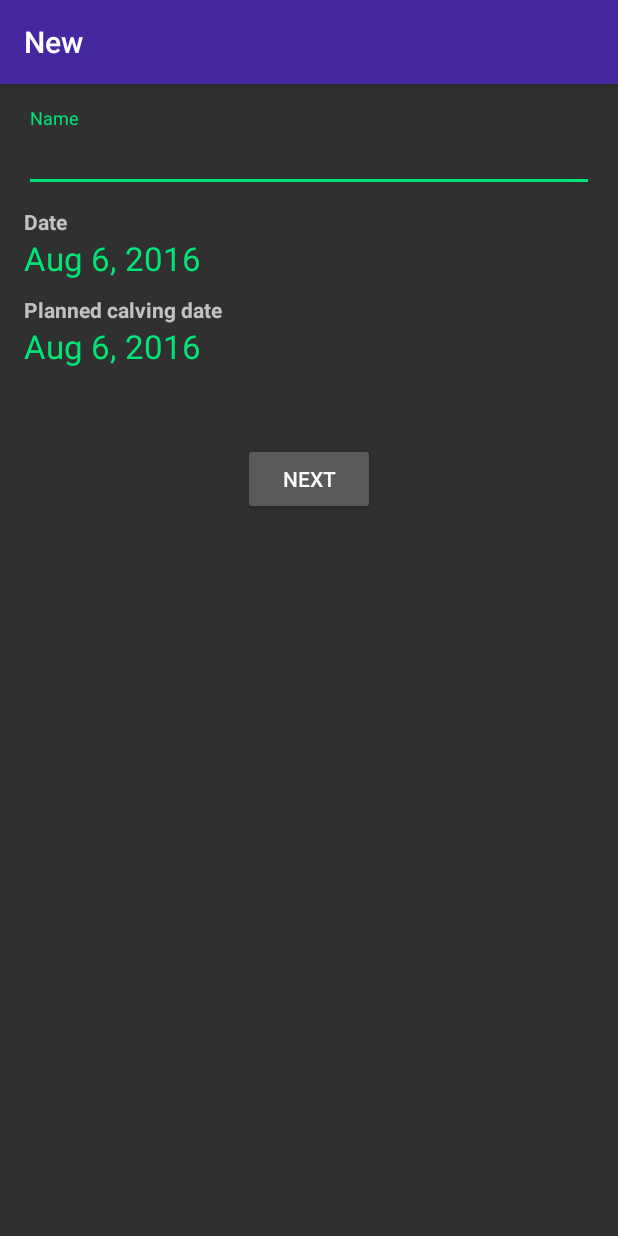
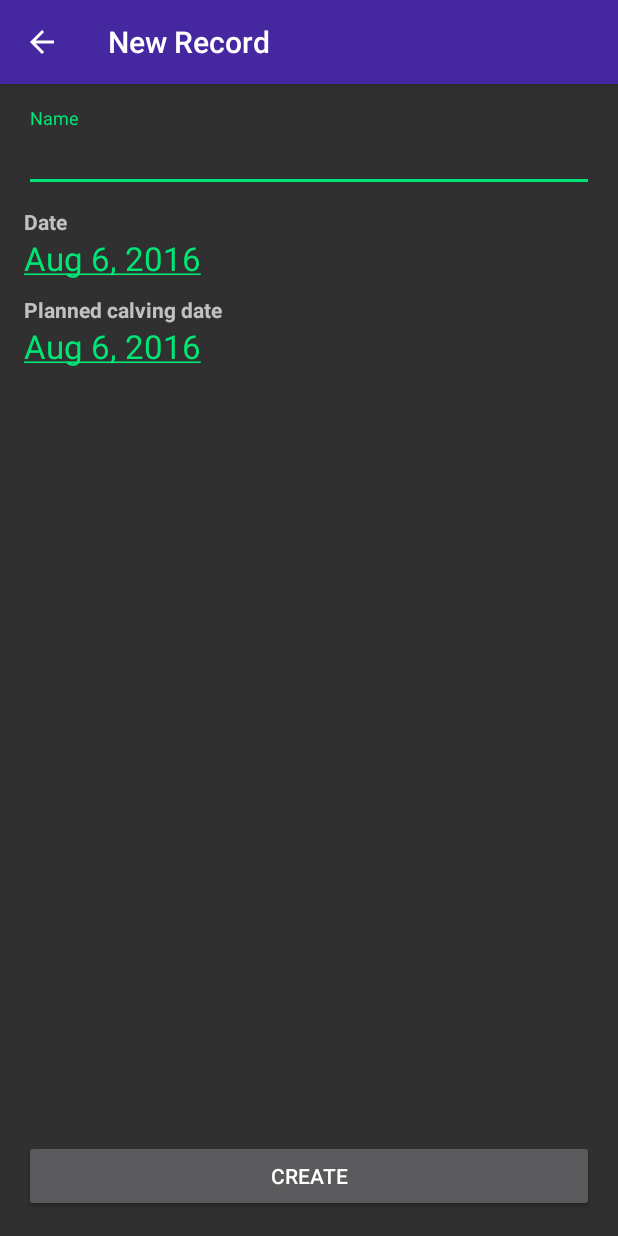
Before and after one commit to IanField90/CattleBodyConditioning, an Android app: the CreateRecordActivity screen opened directly, with no data from a screen before it, on a phone screen of 412 x 824 dp. Run offline under Robolectric (Android 15) with nearby library versions, the light colour scheme and no system bars; our stand-ins replace ButterKnife; libraries missing offline, so code that uses them is left out: com.wdullaer.materialdatetimepicker, io.realm, io.realm.annotations.

Commit message:
Add Kirsty's UX tweaks

```diff
--- a/app/src/main/AndroidManifest.xml
+++ b/app/src/main/AndroidManifest.xml
@@ -30,6 +30,7 @@
             android:name=".CreateRecordActivity"
             android:label="@string/title_activity_create_record"
             android:screenOrientation="portrait"
+            android:parentActivityName=".MainActivity"
             />
 
         <activity
--- a/app/src/main/java/com/ianfield/bodyscoring/CreateRecordActivity.java
+++ b/app/src/main/java/com/ianfield/bodyscoring/CreateRecordActivity.java
@@ -5,6 +5,8 @@ import android.os.Bundle;
 import android.preference.PreferenceManager;
 import android.support.design.widget.Snackbar;
 import android.support.v7.app.AppCompatActivity;
+import android.text.SpannableString;
+import android.text.style.UnderlineSpan;
 import android.widget.EditText;
 import android.widget.TextView;
 
@@ -52,8 +54,9 @@ public class CreateRecordActivity extends AppCompatActivity implements DatePicke
         record.setSetting(setting);
         record.setPlannedCalvingDate(today);
         record.setScoringDate(today);
-        scoringDate.setText(DateUtils.dateToString(new Date()));
-        expectedCalvingDate.setText(DateUtils.dateToString(new Date()));
+
+        setTextViewUnderlined(scoringDate, DateUtils.dateToString(new Date()));
+        setTextViewUnderlined(expectedCalvingDate, DateUtils.dateToString(new Date()));
     }
 
     Calendar todaysDatePickerCaldendar = Calendar.getInstance();
@@ -114,10 +117,16 @@ public class CreateRecordActivity extends AppCompatActivity implements DatePicke
 
         if (view == todaysDatePickerDialog) {
             record.setScoringDate(date.getTime());
-            scoringDate.setText(DateUtils.dateToString(date.getTime()));
+            setTextViewUnderlined(scoringDate, DateUtils.dateToString(date.getTime()));
         } else {
             record.setPlannedCalvingDate(date.getTime());
-            expectedCalvingDate.setText(DateUtils.dateToString(date.getTime()));
+            setTextViewUnderlined(expectedCalvingDate, DateUtils.dateToString(date.getTime()));
         }
     }
+
+    private void setTextViewUnderlined(TextView textView, String string) {
+        SpannableString content = new SpannableString(string);
+        content.setSpan(new UnderlineSpan(), 0, content.length(), 0);
+        textView.setText(content);
+    }
 }
--- a/app/src/main/res/layout/activity_create_record.xml
+++ b/app/src/main/res/layout/activity_create_record.xml
@@ -1,4 +1,4 @@
-<ScrollView
+<RelativeLayout
     xmlns:android="http://schemas.android.com/apk/res/android"
     xmlns:tools="http://schemas.android.com/tools"
     tools:context=".CreateRecordActivity"
@@ -13,6 +13,7 @@
         android:layout_width="fill_parent"
         android:layout_height="wrap_content"
         android:orientation="vertical"
+        android:layout_alignParentTop="true"
         >
 
         <android.support.design.widget.TextInputLayout
@@ -64,15 +65,15 @@
             android:textAppearance="?android:textAppearanceLarge"
             android:textColor="@color/accent"
             />
+    </LinearLayout>
 
-        <Button
-            android:layout_width="wrap_content"
-            android:layout_height="wrap_content"
-            android:layout_marginTop="50dp"
-            android:layout_gravity="center_horizontal"
-            android:text="@string/next"
-            android:id="@+id/next"
-            />
-
-    </LinearLayout>
-</ScrollView>
+    <Button
+        android:layout_width="match_parent"
+        android:layout_height="wrap_content"
+        android:layout_alignParentBottom="true"
+        android:layout_gravity="center_horizontal"
+        android:layout_centerHorizontal="true"
+        android:text="@string/create"
+        android:id="@+id/next"
+        />
+</RelativeLayout>
--- a/app/src/main/res/layout/activity_view_record.xml
+++ b/app/src/main/res/layout/activity_view_record.xml
@@ -37,9 +37,9 @@
         android:layout_marginTop="10dp"
         android:layout_marginBottom="20dp"
         android:textAppearance="?android:attr/textAppearanceSmall"
-        tools:text="Scored: 05/08/2016"
+        tools:text="05/08/2016"
         android:id="@+id/date"
-        android:gravity="center_horizontal"
+        android:gravity="end"
         android:transitionName="date"
         />
 
--- a/app/src/main/res/layout/record_view.xml
+++ b/app/src/main/res/layout/record_view.xml
@@ -43,7 +43,7 @@
                 android:textAppearance="?android:attr/textAppearanceSmall"
                 tools:text="05/08/2016"
                 android:id="@+id/date"
-                android:gravity="right"
+                android:gravity="end"
                 />
         </LinearLayout>
 
--- a/app/src/main/res/values/strings.xml
+++ b/app/src/main/res/values/strings.xml
@@ -2,13 +2,13 @@
     <string name="app_name">Cattle Body Condition Scoring</string>
 
     <string name="action_settings">Settings</string>
-    <string name="title_activity_create_record">New</string>
+    <string name="title_activity_create_record">New Record</string>
     <string name="name">Name</string>
     <string name="date">Date</string>
     <string name="set_date">Set date</string>
     <string name="expected_date">Planned calving date</string>
     <string name="set_expected_date">Set expected date</string>
-    <string name="next">Next</string>
+    <string name="create">Create</string>
     <string name="title_activity_scoring">Score</string>
 
     <string name="hello_world">Hello world!</string>
@@ -40,4 +40,5 @@
     <string name="error_drive_upload">\"Error while trying to create new file contents\"</string>
     <string name="recorded_label">%1$s</string>
     <string name="planned_calving_label">Planned Calving: %1$s</string>
+    <string name="create_record_prompt">Please add a new record!</string>
 </resources>
```
Also changed, not shown: app/src/main/java/com/ianfield/bodyscoring/MainActivity.java (+32 -1 lines), app/src/main/res/layout/activity_main.xml (+10 -1 lines).
